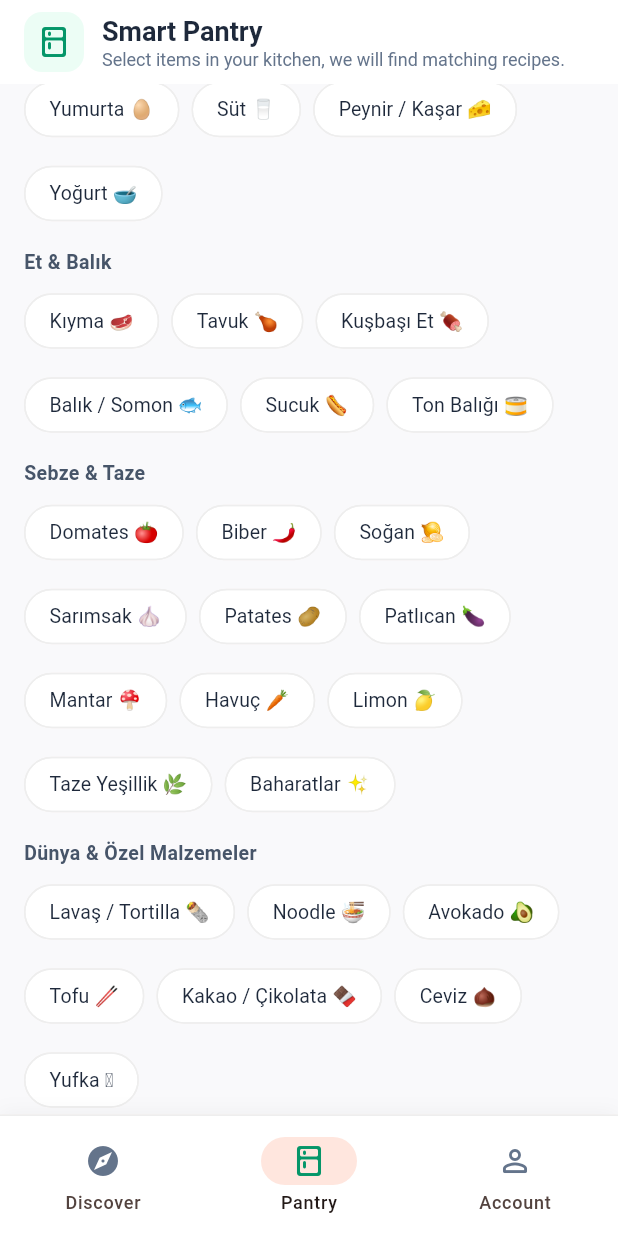
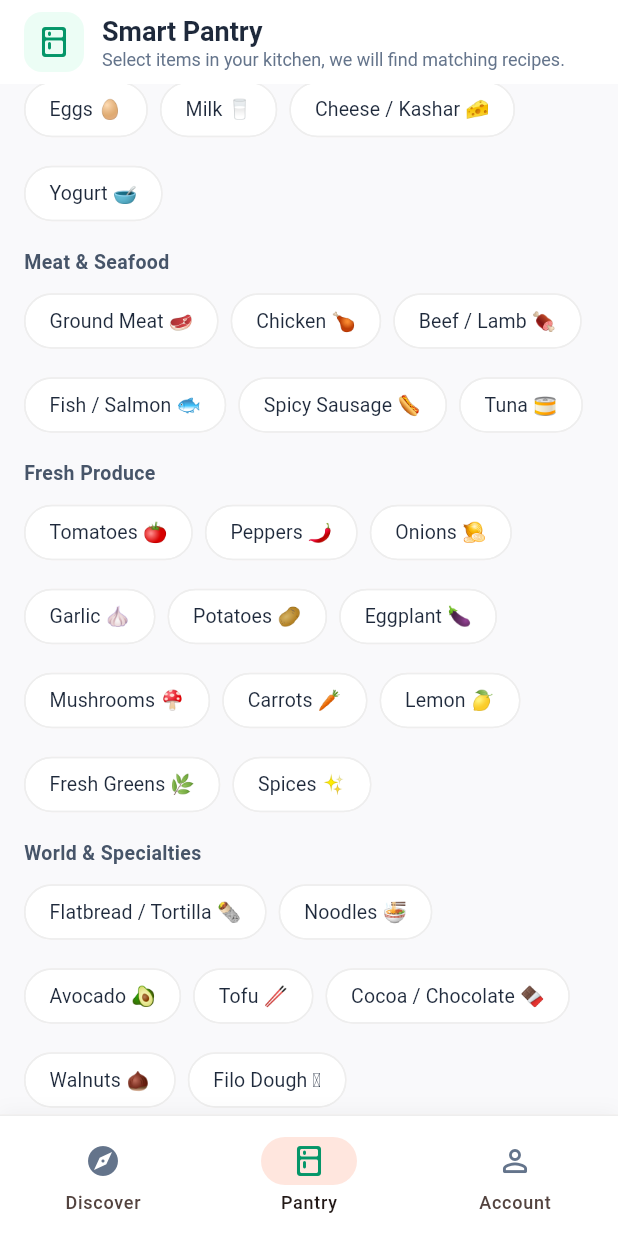
Before and after one commit to skurtz0/arewecookin, a Flutter app: the screen it shows after launch, item 2 of the bottom bar chosen, scrolled down 576 dp, on a phone screen of 412 x 824 dp. Run offline on Flutter 3.47's test engine with Material 3 defaults, Android fonts, the phone set to English and light mode, and no system bars; our stand-ins replace cloud_firestore, firebase_auth, firebase_core, flutter_riverpod, shared_preferences; accounts and stored records are empty; network calls fail.

Commit message:
fix: complete recipe, pantry, cooking mode localization and remove top navbar

```diff
--- a/lib/l10n/app_strings.dart
+++ b/lib/l10n/app_strings.dart
@@ -84,6 +84,7 @@ class AppStrings {
   String get cookTime => _get('cookTime', 'Cook Time');
   String get totalTime => _get('totalTime', 'Total Time');
   String get difficulty => _get('difficulty', 'Difficulty');
+  String get diffVeryEasy => _get('diffVeryEasy', 'Very Easy');
   String get diffEasy => _get('diffEasy', 'Easy');
   String get diffMedium => _get('diffMedium', 'Medium');
   String get diffHard => _get('diffHard', 'Hard');
@@ -98,6 +99,18 @@ class AppStrings {
   String get resetTimer => _get('resetTimer', 'Reset');
   String get finishCooking => _get('finishCooking', 'Finish Cooking');
   String get congratulations => _get('congratulations', 'Congratulations Chef!');
+  String get stepTimer => _get('stepTimer', 'Step Timer');
+  String get stepFreePrep => _get('stepFreePrep', 'This step is untimed preparation, no timer needed.');
+  String get nextStep => _get('nextStep', 'Next Step');
+  String get prevStep => _get('prevStep', 'Previous Step');
+  String get stepIngredientsUsed => _get('stepIngredientsUsed', 'Ingredients For This Step:');
+  String get ready => _get('ready', 'ready');
+  String get selectAll => _get('selectAll', 'Select All');
+  String get add => _get('add', 'Add');
+  String get insteadOf => _get('insteadOf', 'instead of');
+  String get loadingMoreRecipes => _get('loadingMoreRecipes', 'Loading more recipes...');
+  String get resetFilters => _get('resetFilters', 'Reset Filters');
+  String get tryDifferentFilter => _get('tryDifferentFilter', 'Try a different search term or reset filters.');
 
   // Pantry Screen
   String get smartPantry => _get('smartPantry', 'Smart Pantry');
@@ -107,6 +120,12 @@ class AppStrings {
   String get matchRate => _get('matchRate', 'Match');
   String get clearAll => _get('clearAll', 'Clear All');
   String get noRecipesFound => _get('noRecipesFound', 'No matching recipes found');
+  String get pantryEmptyTitle => _get('pantryEmptyTitle', 'Your pantry looks empty');
+  String get pantryEmptyDesc => _get('pantryEmptyDesc', 'Select ingredients from above. Matching dishes will be listed instantly according to your cuisine preference.');
+  String get onlyFullMatches => _get('onlyFullMatches', '100% Match Only');
+  String get allIngredientsReady => _get('allIngredientsReady', 'All ingredients ready in your pantry! You can cook now.');
+  String get missingIngredients => _get('missingIngredients', 'Missing');
+  String get substitutionSuggestion => _get('substitutionSuggestion', 'Substitution Suggestion');
 
   // Account & Auth
   String get myAccount => _get('myAccount', 'My Account');
--- a/lib/l10n/recipe_localization.dart
+++ b/lib/l10n/recipe_localization.dart
@@ -71,6 +71,8 @@ class RecipeLocalization {
 
   static String localizeDifficulty(String difficulty, AppStrings strings) {
     switch (difficulty.trim()) {
+      case 'Çok Kolay':
+        return strings.diffVeryEasy;
       case 'Kolay':
         return strings.diffEasy;
       case 'Orta':
@@ -503,4 +505,122 @@ class RecipeLocalization {
 
     return 'Chef Tip: Taste and adjust seasoning right before serving for the most balanced flavor.';
   }
+
+  // ==========================================
+  // Pantry Categories & Ingredient Chips
+  // ==========================================
+
+  static String localizePantryCategory(String category, AppStrings strings) {
+    if (strings.isTurkish) return category;
+    switch (category.trim()) {
+      case 'Temel Malzemeler':
+        return 'Pantry Staples';
+      case 'Süt & Kahvaltılık':
+        return 'Dairy & Breakfast';
+      case 'Et & Balık':
+        return 'Meat & Seafood';
+      case 'Sebze & Taze':
+        return 'Fresh Produce';
+      case 'Dünya & Özel Malzemeler':
+        return 'World & Specialties';
+      default:
+        return category;
+    }
+  }
+
+  static const Map<String, String> _pantryIngredientLabelsEn = {
+    'un': 'Flour 🌾',
+    'seker': 'Sugar 🍬',
+    'tuz': 'Salt 🧂',
+    'zeytinyagi': 'Olive Oil 🫒',
+    'tereyagi': 'Butter 🧈',
+    'pirinc': 'Rice 🍚',
+    'makarna': 'Pasta 🍝',
+    'fasulye': 'White Beans 🫘',
+    'nohut': 'Chickpeas 🍲',
+    'mercimek': 'Lentils 🥣',
+    'bulgur': 'Bulgur 🌾',
+    'irmik': 'Semolina 🥣',
+    'yumurta': 'Eggs 🥚',
+    'sut': 'Milk 🥛',
+    'peynir': 'Cheese / Kashar 🧀',
+    'yogurt': 'Yogurt 🥣',
+    'kiyma': 'Ground Meat 🥩',
+    'tavuk': 'Chicken 🍗',
+    'et': 'Beef / Lamb 🍖',
+    'balik': 'Fish / Salmon 🐟',
+    'sucuk': 'Spicy Sausage 🌭',
+    'ton baligi': 'Tuna 🥫',
+    'domates': 'Tomatoes 🍅',
+    'biber': 'Peppers 🌶️',
+    'sogan': 'Onions 🧅',
+    'sarimsak': 'Garlic 🧄',
+    'patates': 'Potatoes 🥔',
+    'patlican': 'Eggplant 🍆',
+    'mantar': 'Mushrooms 🍄',
+    'havuc': 'Carrots 🥕',
+    'limon': 'Lemon 🍋',
+    'yesillik': 'Fresh Greens 🌿',
+    'baharat': 'Spices ✨',
+    'lavas': 'Flatbread / Tortilla 🌯',
+    'noodle': 'Noodles 🍜',
+    'avokado': 'Avocado 🥑',
+    'tofu': 'Tofu 🥢',
+    'kakao': 'Cocoa / Chocolate 🍫',
+    'ceviz': 'Walnuts 🌰',
+    'yufka': 'Filo Dough 🫓',
+  };
+
+  static String localizePantryIngredientLabel(String key, String defaultLabel, String locale) {
+    if (isTurkish(locale)) return defaultLabel;
+    final normalized = key.toLowerCase().trim();
+    return _pantryIngredientLabelsEn[normalized] ?? defaultLabel;
+  }
+
+  // ==========================================
+  // Substitutions Localization
+  // ==========================================
+
+  static const Map<String, String> _substitutionAlternativesEn = {
+    'Yulaf unu veya Badem unu': 'Oat flour or Almond flour',
+    'Zeytinyağı veya Hindistan cevizi yağı': 'Olive oil or Coconut oil',
+    'Elma püresi veya Muz': 'Applesauce or Mashed banana',
+    'Pirinç sütü veya Yulaf sütü': 'Rice milk or Oat milk',
+    'Karnabahar pirinci': 'Cauliflower rice',
+    'Kabak spagetti (Zoodle)': 'Zucchini noodles (Zoodles)',
+    'Chia tohumu jeli': 'Chia seed gel',
+    'Tofu veya Mantar': 'Tofu or Mushrooms',
+    'Esmer pirinç': 'Brown rice',
+    'Bal veya Akçaağaç şurubu': 'Honey or Maple syrup',
+    'Yoğurt veya Labne': 'Greek yogurt or Labneh',
+    'Limon suyu': 'Lemon juice',
+    'Toz zencefil': 'Ground ginger',
+    'Kaju kreması': 'Cashew cream',
+  };
+
+  static String localizeSubstitutionAlternative(String alt, String locale) {
+    if (isTurkish(locale)) return alt;
+    return _substitutionAlternativesEn[alt.trim()] ?? alt;
+  }
+
+  static String localizeSubstitutionTip(String tip, String locale) {
+    if (isTurkish(locale) || tip.trim().isEmpty) return tip;
+    final lower = tip.toLowerCase();
+    if (lower.contains('glutensiz')) {
+      return 'For a gluten-free alternative, add 1 egg to enhance binding.';
+    }
+    if (lower.contains('1:1')) {
+      return 'Can be substituted 1:1 in baked goods and cookies.';
+    }
+    if (lower.contains('karbonhidrat') || lower.contains('düşük')) {
+      return 'A healthy low-carb and light dinner alternative.';
+    }
+    if (lower.contains('nem') || lower.contains('tatlı')) {
+      return 'Adds natural moisture and mild sweetness in desserts.';
+    }
+    if (lower.contains('kremamsı') || lower.contains('süt')) {
+      return 'Use as a plant-based dairy-free creamy replacement.';
+    }
+    return tip;
+  }
 }
--- a/lib/screens/pantry_screen.dart
+++ b/lib/screens/pantry_screen.dart
@@ -329,9 +329,9 @@ class _PantryScreenState extends ConsumerState<PantryScreen> {
                         borderRadius: BorderRadius.circular(12),
                       ),
                     ),
-                    child: const FittedBox(
+                    child: FittedBox(
                       fit: BoxFit.scaleDown,
-                      child: Text('Ekle', style: TextStyle(fontWeight: FontWeight.bold)),
+                      child: Text(strings.add, style: const TextStyle(fontWeight: FontWeight.bold)),
                     ),
                   ),
                 ],
@@ -352,7 +352,7 @@ class _PantryScreenState extends ConsumerState<PantryScreen> {
                       crossAxisAlignment: CrossAxisAlignment.start,
                       children: [
                         Text(
-                          category.key,
+                          RecipeLocalization.localizePantryCategory(category.key, strings),
                           style: const TextStyle(
                             fontSize: 13,
                             fontWeight: FontWeight.bold,
@@ -365,7 +365,8 @@ class _PantryScreenState extends ConsumerState<PantryScreen> {
                           runSpacing: 8,
                           children: category.value.map((item) {
                             final key = item['key']!;
-                            final label = item['label']!;
+                            final rawLabel = item['label']!;
+                            final label = RecipeLocalization.localizePantryIngredientLabel(key, rawLabel, strings.locale);
                             final isSelected = pantryState.selectedKeys.contains(key);
 
                             return FilterChip(
@@ -459,9 +460,7 @@ class _PantryScreenState extends ConsumerState<PantryScreen> {
                             ),
                             const SizedBox(width: 4),
                             Text(
-                              strings.locale.toLowerCase().startsWith('tr')
-                                  ? 'Sadece %100 Hazır'
-                                  : '100% Match Only',
+                              strings.onlyFullMatches,
                               style: TextStyle(
                                 fontSize: 11,
                                 fontWeight: FontWeight.bold,
@@ -503,9 +502,7 @@ class _PantryScreenState extends ConsumerState<PantryScreen> {
                     Icon(CookingIcons.pantry, size: 54, color: Colors.grey.shade300),
                     const SizedBox(height: 16),
                     Text(
-                      strings.locale.toLowerCase().startsWith('tr')
-                          ? 'Kileriniz boş görünüyor'
-                          : 'Your pantry looks empty',
+                      strings.pantryEmptyTitle,
                       style: const TextStyle(
                         fontSize: 16,
                         fontWeight: FontWeight.bold,
@@ -514,9 +511,7 @@ class _PantryScreenState extends ConsumerState<PantryScreen> {
                     ),
                     const SizedBox(height: 8),
                     Text(
-                      strings.locale.toLowerCase().startsWith('tr')
-                          ? 'Yukarıdan elinizdeki malzemeleri seçin. Mutfak tercihinize göre anında en uygun yemekler sıralanacaktır.'
-                          : 'Select ingredients from above. Best matching dishes will be listed instantly according to your cuisine preference.',
+                      strings.pantryEmptyDesc,
                       textAlign: TextAlign.center,
                       style: TextStyle(fontSize: 13, color: Colors.grey.shade600),
                     ),
@@ -541,18 +536,14 @@ class _PantryScreenState extends ConsumerState<PantryScreen> {
                     const SizedBox(height: 12),
                     Text(
                       pantryState.selectedCuisine != 'Tümü'
-                          ? (strings.locale.toLowerCase().startsWith('tr')
-                              ? '${pantryState.selectedCuisine} kategorisinde seçili malzemelerle eşleşen tarif bulunamadı.'
-                              : 'No recipes found for ${RecipeLocalization.localizeCuisine(pantryState.selectedCuisine, strings)} with selected ingredients.')
+                          ? '${RecipeLocalization.localizeCuisine(pantryState.selectedCuisine, strings)}: ${strings.noRecipesFound}'
                           : strings.noRecipesFound,
                       textAlign: TextAlign.center,
                       style: TextStyle(color: Colors.grey.shade700, fontWeight: FontWeight.w500),
                     ),
                     const SizedBox(height: 8),
                     Text(
-                      strings.locale.toLowerCase().startsWith('tr')
-                          ? 'Farklı malzemeler seçebilir veya mutfak filtresini "Tümü" olarak değiştirebilirsiniz.'
-                          : 'Try selecting different ingredients or set cuisine filter to "All".',
+                      strings.tryDifferentFilter,
                       textAlign: TextAlign.center,
                       style: TextStyle(color: Colors.grey.shade500, fontSize: 12),
                     ),
@@ -763,9 +754,7 @@ class _PantryRecipeCard extends ConsumerWidget {
                         const SizedBox(width: 6),
                         Expanded(
                           child: Text(
-                            strings.cancel == 'İptal'
-                                ? 'Tüm malzemeler dolabınızda hazır! Hemen pişirebilirsiniz.'
-                                : 'All ingredients ready in your pantry! You can cook now.',
+                            strings.allIngredientsReady,
                             style: const TextStyle(
                               fontSize: 12,
                               color: Color(0xFF065F46),
@@ -783,7 +772,7 @@ class _PantryRecipeCard extends ConsumerWidget {
                       Padding(
                         padding: const EdgeInsets.only(top: 2),
                         child: Text(
-                          '${strings.cancel == 'İptal' ? 'Eksik' : 'Missing'} (${missingKeys.length}): ',
+                          '${strings.missingIngredients} (${missingKeys.length}): ',
                           style: TextStyle(
                             fontSize: 12,
                             color: Colors.grey.shade700,
@@ -838,7 +827,7 @@ class _PantryRecipeCard extends ConsumerWidget {
                             Icon(CookingIcons.substitute, size: 14, color: Colors.amber.shade800),
                             const SizedBox(width: 4),
                             Text(
-                              'İkame Önerisi (${substitutions.first.ingredient} yerine):',
+                              '${strings.substitutionSuggestion} (${RecipeLocalization.localizeIngredientName(substitutions.first.ingredient, strings.locale)} ${strings.insteadOf}):',
                               style: TextStyle(
                                 fontSize: 11,
                                 fontWeight: FontWeight.bold,
@@ -849,7 +838,7 @@ class _PantryRecipeCard extends ConsumerWidget {
                         ),
                         const SizedBox(height: 2),
                         Text(
-                          '${substitutions.first.alternative} - ${substitutions.first.tip}',
+                          '${RecipeLocalization.localizeSubstitutionAlternative(substitutions.first.alternative, strings.locale)} - ${RecipeLocalization.localizeSubstitutionTip(substitutions.first.tip, strings.locale)}',
                           style: TextStyle(fontSize: 11, color: Colors.amber.shade900),
                         ),
                       ],
```
Also changed, not shown: lib/l10n/translations_data.dart (+381 -1 lines), lib/repositories/recipe_repository.dart (+15 -3 lines), lib/screens/cooking_mode_screen.dart (+19 -16 lines), lib/screens/discover_screen.dart (+11 -9 lines), lib/screens/recipe_detail_screen.dart (+8 -7 lines).
